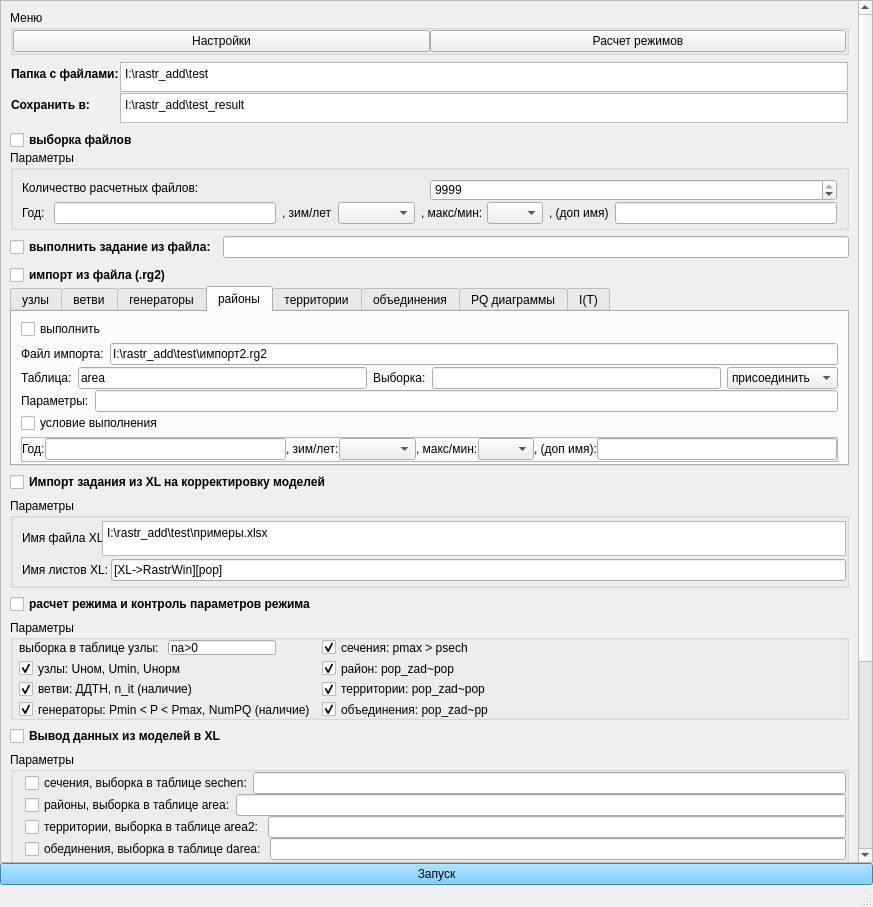
First picture: the form in qt_cor.ui, repository wia86/rastr_add, before the edit.
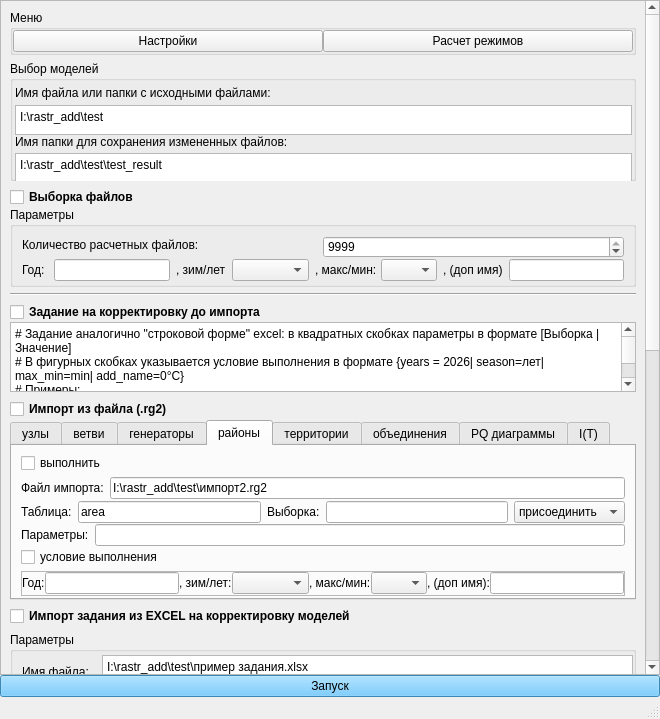
Second picture: the form after the edit. The open tabs and pages were chosen to show the change.

Patch:
```diff
--- a/qt_cor.ui
+++ b/qt_cor.ui
@@ -9,8 +9,8 @@
    <rect>
     <x>0</x>
     <y>0</y>
-    <width>873</width>
-    <height>907</height>
+    <width>660</width>
+    <height>719</height>
    </rect>
   </property>
   <property name="windowTitle">
@@ -33,6 +33,16 @@
     <property name="spacing">
      <number>0</number>
     </property>
+    <item row="2" column="0">
+     <widget class="QPushButton" name="run_krg2">
+      <property name="styleSheet">
+       <string notr="true">background-color: rgb(82, 189, 255);</string>
+      </property>
+      <property name="text">
+       <string>Запуск</string>
+      </property>
+     </widget>
+    </item>
     <item row="1" column="0">
      <widget class="QScrollArea" name="scrollArea">
       <property name="minimumSize">
@@ -41,6 +51,15 @@
         <height>0</height>
        </size>
       </property>
+      <property name="frameShape">
+       <enum>QFrame::StyledPanel</enum>
+      </property>
+      <property name="frameShadow">
+       <enum>QFrame::Sunken</enum>
+      </property>
+      <property name="sizeAdjustPolicy">
+       <enum>QAbstractScrollArea::AdjustToContents</enum>
+      </property>
       <property name="widgetResizable">
        <bool>true</bool>
       </property>
@@ -48,9 +67,9 @@
        <property name="geometry">
         <rect>
          <x>0</x>
-         <y>0</y>
-         <width>854</width>
-         <height>1117</height>
+         <y>-537</y>
+         <width>641</width>
+         <height>1358</height>
         </rect>
        </property>
        <layout class="QVBoxLayout" name="verticalLayout_2">
@@ -77,6 +96,9 @@
            </property>
            <item>
             <widget class="QPushButton" name="SetBut">
+             <property name="toolTip">
+              <string/>
+             </property>
              <property name="text">
               <string>Настройки</string>
              </property>
@@ -93,30 +115,37 @@
          </widget>
         </item>
         <item>
-         <layout class="QFormLayout" name="formLayout">
-          <property name="sizeConstraint">
-           <enum>QLayout::SetMinAndMaxSize</enum>
+         <widget class="QGroupBox" name="GB_import_val_XL_2">
+          <property name="sizePolicy">
+           <sizepolicy hsizetype="Preferred" vsizetype="Fixed">
+            <horstretch>0</horstretch>
+            <verstretch>0</verstretch>
+           </sizepolicy>
           </property>
-          <property name="fieldGrowthPolicy">
-           <enum>QFormLayout::ExpandingFieldsGrow</enum>
+          <property name="minimumSize">
+           <size>
+            <width>0</width>
+            <height>120</height>
+           </size>
           </property>
-          <property name="rowWrapPolicy">
-           <enum>QFormLayout::DontWrapRows</enum>
+          <property name="maximumSize">
+           <size>
+            <width>16777215</width>
+            <height>120</height>
+           </size>
           </property>
-          <property name="labelAlignment">
-           <set>Qt::AlignLeading|Qt::AlignLeft|Qt::AlignVCenter</set>
+          <property name="title">
+           <string>Выбор моделей</string>
           </property>
-          <property name="formAlignment">
-           <set>Qt::AlignLeading|Qt::AlignLeft|Qt::AlignTop</set>
+          <property name="checkable">
+           <bool>false</bool>
           </property>
-          <property name="horizontalSpacing">
-           <number>1</number>
-          </property>
-          <property name="verticalSpacing">
+          <layout class="QVBoxLayout" name="verticalLayout_5">
+           <property name="spacing">
            <number>1</number>
           </property>
           <property name="leftMargin">
-           <number>1</number>
+            <number>2</number>
           </property>
           <property name="topMargin">
            <number>1</number>
@@ -127,23 +156,26 @@
           <property name="bottomMargin">
            <number>1</number>
           </property>
-          <item row="0" column="0">
-           <widget class="QLabel" name="label">
-            <property name="font">
-             <font>
-              <weight>75</weight>
-              <bold>true</bold>
-             </font>
+           <item>
+            <widget class="QLabel" name="label_9">
+             <property name="minimumSize">
+              <size>
+               <width>80</width>
+               <height>22</height>
+              </size>
+             </property>
+             <property name="maximumSize">
+              <size>
+               <width>300</width>
+               <height>22</height>
+              </size>
             </property>
             <property name="text">
-             <string>Папка с файлами:</string>
-            </property>
-            <property name="buddy">
-             <cstring>T_IzFolder</cstring>
+              <string>Имя файла или папки с исходными файлами:</string>
             </property>
            </widget>
           </item>
-          <item row="0" column="1">
+           <item>
            <widget class="QPlainTextEdit" name="T_IzFolder">
             <property name="enabled">
              <bool>true</bool>
@@ -162,7 +194,7 @@
             </property>
             <property name="maximumSize">
              <size>
-              <width>1000</width>
+               <width>10000</width>
               <height>30</height>
              </size>
             </property>
@@ -177,23 +209,26 @@
             </property>
            </widget>
           </item>
-          <item row="1" column="0">
-           <widget class="QLabel" name="label_2">
-            <property name="font">
-             <font>
-              <weight>75</weight>
-              <bold>true</bold>
-             </font>
+           <item>
+            <widget class="QLabel" name="label_10">
+             <property name="minimumSize">
+              <size>
+               <width>0</width>
+               <height>22</height>
+              </size>
+             </property>
+             <property name="maximumSize">
+              <size>
+               <width>300</width>
+               <height>20</height>
+              </size>
             </property>
             <property name="text">
-             <string>Сохранить в:</string>
-            </property>
-            <property name="buddy">
-             <cstring>T_InFolder</cstring>
+              <string>Имя папки для сохранения измененных файлов:</string>
             </property>
            </widget>
           </item>
-          <item row="1" column="1">
+           <item>
            <widget class="QPlainTextEdit" name="T_InFolder">
             <property name="minimumSize">
              <size>
@@ -203,16 +238,17 @@
             </property>
             <property name="maximumSize">
              <size>
-              <width>1000</width>
+               <width>10000</width>
               <height>30</height>
              </size>
             </property>
             <property name="plainText">
-             <string>I:\rastr_add\test_result</string>
+              <string>I:\rastr_add\test\test_result</string>
             </property>
            </widget>
           </item>
          </layout>
+         </widget>
         </item>
         <item>
          <layout class="QVBoxLayout" name="verticalLayout">
@@ -228,7 +264,7 @@
              </font>
             </property>
             <property name="text">
-             <string>выборка файлов</string>
+             <string>Выборка файлов</string>
             </property>
             <property name="checked">
              <bool>false</bool>
@@ -447,15 +483,19 @@
          </layout>
         </item>
         <item>
-         <layout class="QHBoxLayout" name="horizontalLayout">
+         <widget class="Line" name="line_2">
+          <property name="orientation">
+           <enum>Qt::Horizontal</enum>
+          </property>
+         </widget>
+        </item>
           <item>
-           <widget class="QCheckBox" name="CB_bloki">
-            <property name="minimumSize">
-             <size>
-              <width>179</width>
-              <height>22</height>
-             </size>
-            </property>
+         <layout class="QVBoxLayout" name="verticalLayout_18">
+          <property name="spacing">
+           <number>0</number>
+          </property>
+          <item>
+           <widget class="QCheckBox" name="CB_cor_b">
             <property name="font">
              <font>
               <weight>75</weight>
@@ -463,17 +503,29 @@
              </font>
             </property>
             <property name="text">
-             <string>выполнить задание из файла:</string>
+             <string>Задание на корректировку до импорта</string>
             </property>
            </widget>
           </item>
           <item>
-           <widget class="QLineEdit" name="bloki_file">
-            <property name="minimumSize">
-             <size>
-              <width>414</width>
-              <height>22</height>
-             </size>
+           <widget class="QPlainTextEdit" name="TE_cor_b">
+            <property name="plainText">
+             <string># Задание аналогично &quot;строковой форме&quot; excel: в квадратных скобках параметры в формате [Выборка | Значение]
+# В фигурных скобках указывается условие выполнения в формате {years = 2026| season=лет| max_min=min| add_name=0°C}
+# Примеры:
+удалить*[15145 ny=15147]  # удалить узлы ny=15145 и 15147 из всех моделей (* удалить узел с прилегающими ветвями)
+удалить[15561,15129,0 15562,15130,0 Num=912 g=913]  # удалить ветви 15561,15129,0 15562,15130,0 и генераторы 912, 913
+изм[15148|name=Промплощадка:_изм_name]  # при изменении текстовых полей '  ' заменить на '_'
+изм[na=11(node) (vetv)|sel=1]{years = 2026}  # отметить узлы 11 района и все ветви
+изм[(vetv) (area) (area2) (darea)|Tc=0]{years = 2026|season=зим|max_min=макс|add_name=0°C}  # обнулить температуру
+снять отметку{years = 2026 |	season=зим}  # снять отметку зимой 2026
+добавить[node|ny=3 pn=1 uhom=120 na=11 name=Новый_узел]  # Добавить запись в таблицу
+добавить[vetv|ip=15524 iq=3 np=3 x=2 r=1,5 b=-0,000182]
+пробелы и буквы[node:name,dname vetv:dname Generator:Name]  # Исправить пробелы, заменить английские буквы на русские.
+СХН[na=11]  # добавить номера СХН в узлах:uhom&gt;100 nsx=1, uhom&lt;100 nsx=2. Выборка в таблице узлы  может быть пустой
+номинальные напряжения[na=11]  #  Проверка номинального напряжения [6, 10, 35, 110, 220, 330, 500, 750]. 
+расчет  # расчет режима
+</string>
             </property>
            </widget>
           </item>
@@ -502,7 +554,7 @@
              </font>
             </property>
             <property name="text">
-             <string>импорт из файлa (.rg2)</string>
+             <string>Импорт из файлa (.rg2)</string>
             </property>
            </widget>
           </item>
@@ -1812,7 +1864,7 @@
                </widget>
               </item>
               <item>
-               <widget class="QFrame" name="FFA2">
+               <widget class="QFrame" name="FFA">
                 <property name="minimumSize">
                  <size>
                   <width>0</width>
@@ -2164,7 +2216,7 @@
                </widget>
               </item>
               <item>
-               <widget class="QFrame" name="FFnpa">
+               <widget class="QFrame" name="FFA2">
                 <property name="minimumSize">
                  <size>
                   <width>0</width>
@@ -3406,8 +3458,11 @@
             <strikeout>false</strikeout>
            </font>
           </property>
+          <property name="toolTip">
+           <string/>
+          </property>
           <property name="text">
-           <string>Импорт задания из XL на корректировку моделей</string>
+           <string>Импорт задания из EXCEL на корректировку моделей</string>
           </property>
          </widget>
         </item>
@@ -3419,6 +3474,12 @@
             <height>90</height>
            </size>
           </property>
+          <property name="maximumSize">
+           <size>
+            <width>16777215</width>
+            <height>90</height>
+           </size>
+          </property>
           <property name="title">
            <string>Параметры</string>
           </property>
@@ -3458,7 +3519,7 @@
                 </size>
                </property>
                <property name="text">
-                <string>Имя файла XL:</string>
+                <string>Имя файла:</string>
                </property>
               </widget>
              </item>
@@ -3492,7 +3553,7 @@
                 </size>
                </property>
                <property name="plainText">
-                <string>I:\rastr_add\test\примеры.xlsx</string>
+                <string>I:\rastr_add\test\пример задания.xlsx</string>
                </property>
               </widget>
              </item>
@@ -3511,8 +3572,14 @@
                  <height>22</height>
                 </size>
                </property>
+               <property name="maximumSize">
+                <size>
+                 <width>16777215</width>
+                 <height>22</height>
+                </size>
+               </property>
                <property name="text">
-                <string>Имя листов XL:</string>
+                <string>Имя листов:</string>
                </property>
               </widget>
              </item>
@@ -3524,8 +3591,11 @@
                  <height>22</height>
                 </size>
                </property>
+               <property name="toolTip">
+                <string/>
+               </property>
                <property name="text">
-                <string>[XL-&gt;RastrWin][pop]</string>
+                <string>[XL-&gt;RastrWin][pop][cor]</string>
                </property>
               </widget>
              </item>
@@ -3535,17 +3605,38 @@
          </widget>
         </item>
         <item>
-         <spacer name="verticalSpacer">
+         <layout class="QVBoxLayout" name="verticalLayout_17">
+          <property name="spacing">
+           <number>0</number>
+          </property>
+          <item>
+           <widget class="QCheckBox" name="CB_cor_e">
+            <property name="font">
+             <font>
+              <weight>75</weight>
+              <bold>true</bold>
+             </font>
+            </property>
+            <property name="text">
+             <string>Задание на корректировку после импорта</string>
+            </property>
+           </widget>
+          </item>
+          <item>
+           <widget class="QPlainTextEdit" name="TE_cor_e">
+            <property name="plainText">
+             <string/>
+            </property>
+           </widget>
+          </item>
+         </layout>
+        </item>
+        <item>
+         <widget class="Line" name="line_3">
           <property name="orientation">
-           <enum>Qt::Vertical</enum>
+           <enum>Qt::Horizontal</enum>
           </property>
-          <property name="sizeHint" stdset="0">
-           <size>
-            <width>20</width>
-            <height>40</height>
-           </size>
-          </property>
-         </spacer>
+         </widget>
         </item>
         <item>
          <widget class="QCheckBox" name="CB_kontrol_rg2">
@@ -3556,7 +3647,7 @@
            </font>
           </property>
           <property name="text">
-           <string>расчет режима и контроль параметров режима</string>
+           <string>Расчет режима и контроль параметров режима</string>
           </property>
          </widget>
         </item>
@@ -3635,7 +3726,7 @@
            <item row="2" column="0">
             <widget class="QCheckBox" name="CB_I">
              <property name="text">
-              <string>ветви: ДДТН, n_it (наличие)</string>
+              <string>ветви: ДТН, n_it (наличие)</string>
              </property>
              <property name="checked">
               <bool>true</bool>
@@ -3684,18 +3775,30 @@
            </font>
           </property>
           <property name="text">
-           <string>Вывод данных из моделей в XL</string>
+           <string>Вывод данных из моделей в EXCEL</string>
           </property>
          </widget>
         </item>
         <item>
          <widget class="QGroupBox" name="GB_prinr_XL">
+          <property name="sizePolicy">
+           <sizepolicy hsizetype="Preferred" vsizetype="Minimum">
+            <horstretch>0</horstretch>
+            <verstretch>0</verstretch>
+           </sizepolicy>
+          </property>
           <property name="minimumSize">
            <size>
             <width>0</width>
             <height>350</height>
            </size>
           </property>
+          <property name="maximumSize">
+           <size>
+            <width>16777215</width>
+            <height>350</height>
+           </size>
+          </property>
           <property name="title">
            <string>Параметры</string>
           </property>
@@ -3703,6 +3806,9 @@
            <property name="spacing">
             <number>0</number>
            </property>
+           <property name="sizeConstraint">
+            <enum>QLayout::SetMinimumSize</enum>
+           </property>
            <property name="leftMargin">
             <number>12</number>
            </property>
@@ -3930,6 +4036,12 @@
            </item>
            <item>
             <widget class="QCheckBox" name="CB_print_parametr">
+             <property name="maximumSize">
+              <size>
+               <width>16777215</width>
+               <height>22</height>
+              </size>
+             </property>
              <property name="text">
               <string>вывод заданных параметров</string>
              </property>
@@ -3965,7 +4077,7 @@
               </size>
              </property>
              <property name="plainText">
-              <string>vetv=1,160,3|160,5,3/r|x|b;ny=111|16/pg|qg|pn|qn|name</string>
+              <string>v=15105,15113,0|15038,15037,4/r|x|b; n=15198/pg|qg</string>
              </property>
             </widget>
            </item>
@@ -3975,32 +4087,35 @@
               <number>0</number>
              </property>
              <item>
-              <widget class="QCheckBox" name="CB_print_balans_Q">
+              <widget class="QCheckBox" name="CB_print_balance_Q">
                <property name="text">
                 <string>сформировать таблицу баланс реактивной мощности</string>
                </property>
               </widget>
              </item>
              <item>
-              <widget class="QLineEdit" name="balans_Q_vibor"/>
+              <widget class="QLineEdit" name="balance_Q_vibor"/>
              </item>
             </layout>
            </item>
           </layout>
          </widget>
         </item>
-       </layout>
-      </widget>
-     </widget>
-    </item>
-    <item row="2" column="0">
-     <widget class="QPushButton" name="run_krg2">
-      <property name="styleSheet">
-       <string notr="true">background-color: rgb(82, 189, 255);</string>
-      </property>
-      <property name="text">
-       <string>Запуск</string>
-      </property>
+        <item>
+         <spacer name="verticalSpacer_2">
+          <property name="orientation">
+           <enum>Qt::Vertical</enum>
+          </property>
+          <property name="sizeHint" stdset="0">
+           <size>
+            <width>20</width>
+            <height>40</height>
+           </size>
+          </property>
+         </spacer>
+        </item>
+       </layout>
+      </widget>
      </widget>
     </item>
    </layout>
```
Lines whose indentation alone changed are shown as unchanged.
